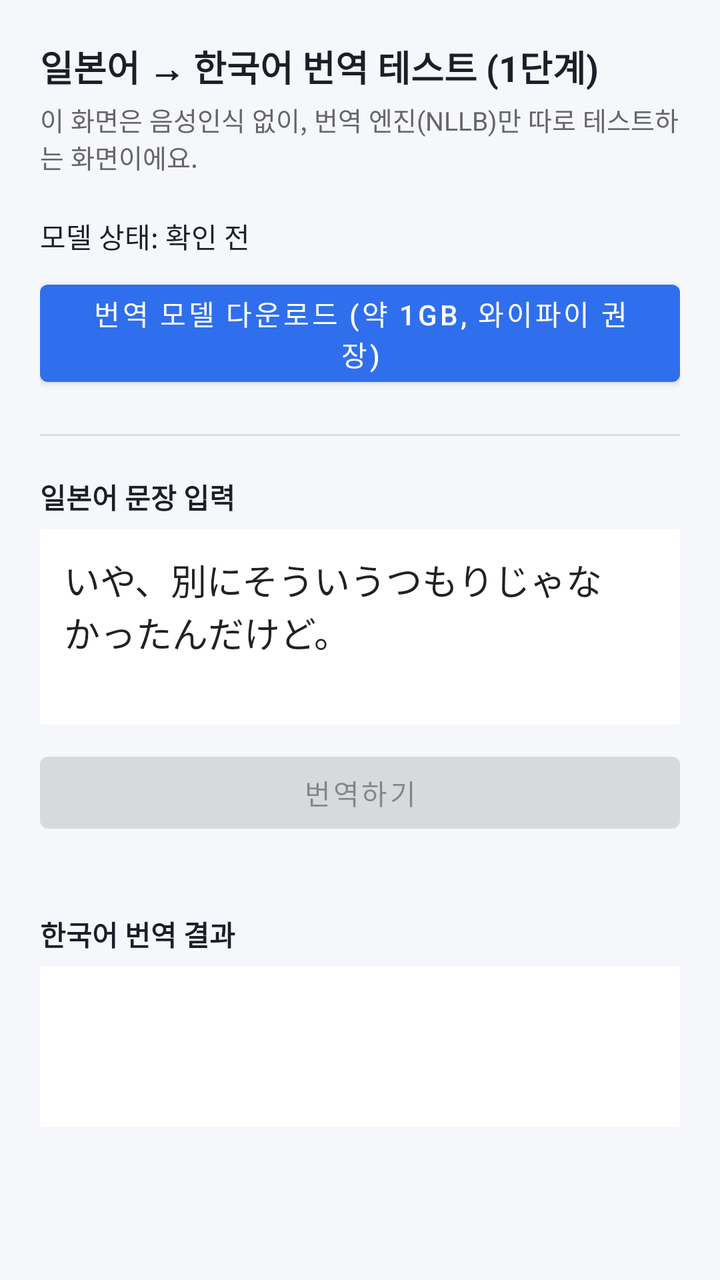
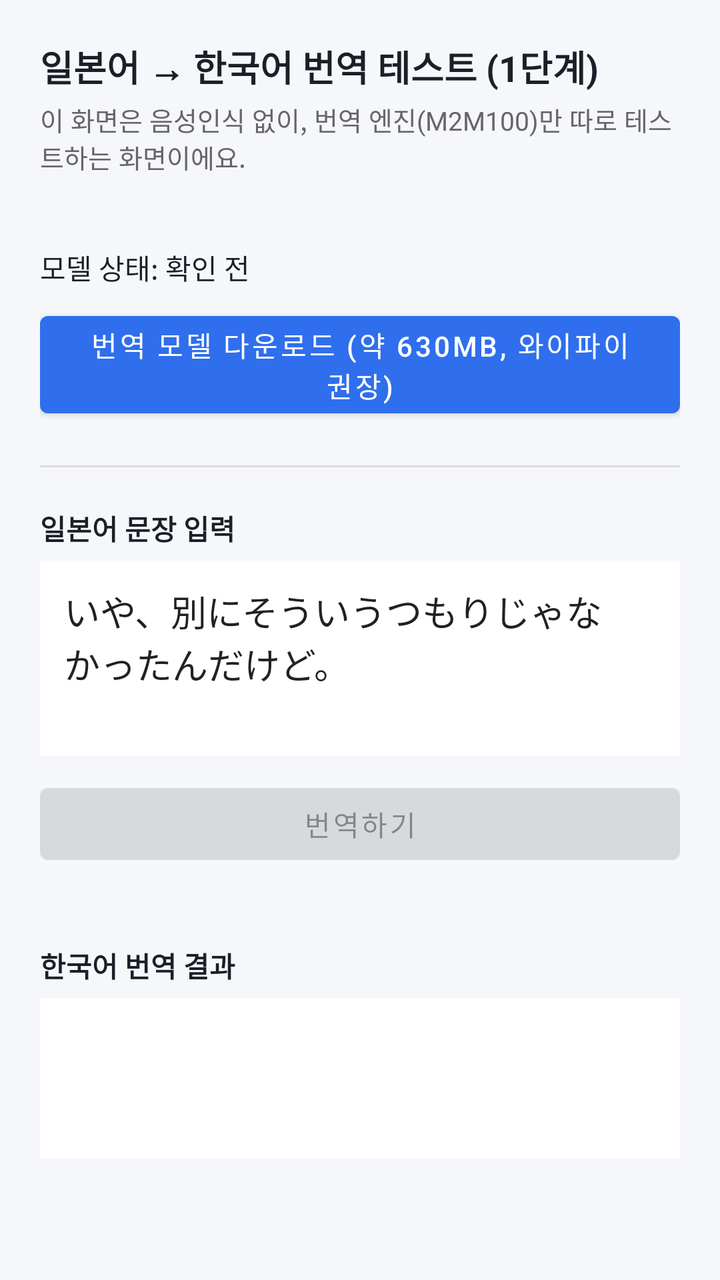

Two renders of the same Android screen: before a commit and after it. Below are the layout's source before the change and the commit's diff.
<!-- AndroidManifest.xml: application theme Theme.NllbTest -->
<!-- res/layout/activity_main.xml -->
<?xml version="1.0" encoding="utf-8"?>
<ScrollView xmlns:android="http://schemas.android.com/apk/res/android"
    android:layout_width="match_parent"
    android:layout_height="match_parent"
    android:fillViewport="true">

    <LinearLayout
        android:layout_width="match_parent"
        android:layout_height="wrap_content"
        android:orientation="vertical"
        android:padding="20dp">

        <TextView
            android:layout_width="wrap_content"
            android:layout_height="wrap_content"
            android:text="일본어 → 한국어 번역 테스트 (1단계)"
            android:textColor="@color/text_dark"
            android:textSize="18sp"
            android:textStyle="bold" />

        <TextView
            android:layout_width="wrap_content"
            android:layout_height="wrap_content"
            android:layout_marginTop="4dp"
            android:text="이 화면은 음성인식 없이, 번역 엔진(NLLB)만 따로 테스트하는 화면이에요."
            android:textColor="#666666"
            android:textSize="13sp" />

        
        <TextView
            android:id="@+id/textModelStatus"
            android:layout_width="wrap_content"
            android:layout_height="wrap_content"
            android:layout_marginTop="20dp"
            android:text="모델 상태: 확인 전"
            android:textColor="@color/text_dark"
            android:textSize="14sp" />

        <ProgressBar
            android:id="@+id/progressDownload"
            style="?android:attr/progressBarStyleHorizontal"
            android:layout_width="match_parent"
            android:layout_height="wrap_content"
            android:layout_marginTop="8dp"
            android:max="100"
            android:progress="0"
            android:visibility="gone" />

        <Button
            android:id="@+id/btnDownloadModel"
            android:layout_width="match_parent"
            android:layout_height="wrap_content"
            android:layout_marginTop="8dp"
            android:text="번역 모델 다운로드 (약 1GB, 와이파이 권장)" />

        <View
            android:layout_width="match_parent"
            android:layout_height="1dp"
            android:layout_marginTop="20dp"
            android:layout_marginBottom="20dp"
            android:background="#DDDDDD" />

        
        <TextView
            android:layout_width="wrap_content"
            android:layout_height="wrap_content"
            android:text="일본어 문장 입력"
            android:textColor="@color/text_dark"
            android:textSize="14sp"
            android:textStyle="bold" />

        <EditText
            android:id="@+id/editInput"
            android:layout_width="match_parent"
            android:layout_height="wrap_content"
            android:layout_marginTop="6dp"
            android:background="#FFFFFF"
            android:gravity="top"
            android:hint="여기에 일본어 문장을 입력하세요"
            android:inputType="textMultiLine"
            android:minLines="3"
            android:padding="12dp"
            android:text="いや、別にそういうつもりじゃなかったんだけど。" />

        <Button
            android:id="@+id/btnTranslate"
            android:layout_width="match_parent"
            android:layout_height="wrap_content"
            android:layout_marginTop="10dp"
            android:enabled="false"
            android:text="번역하기" />

        <TextView
            android:id="@+id/textTiming"
            android:layout_width="wrap_content"
            android:layout_height="wrap_content"
            android:layout_marginTop="10dp"
            android:text=""
            android:textColor="#888888"
            android:textSize="12sp" />

        <TextView
            android:layout_width="wrap_content"
            android:layout_height="wrap_content"
            android:layout_marginTop="10dp"
            android:text="한국어 번역 결과"
            android:textColor="@color/text_dark"
            android:textSize="14sp"
            android:textStyle="bold" />

        <TextView
            android:id="@+id/textOutput"
            android:layout_width="match_parent"
            android:layout_height="wrap_content"
            android:layout_marginTop="6dp"
            android:background="#FFFFFF"
            android:minHeight="80dp"
            android:padding="12dp"
            android:text=""
            android:textColor="@color/text_dark"
            android:textSize="16sp" />

    </LinearLayout>
</ScrollView>
<!-- resources referenced by this layout -->
<resources>
  <color name="text_dark">#1B1F27</color>
  <style name="Theme.NllbTest" parent="Theme.MaterialComponents.DayNight.NoActionBar">
          <item name="colorPrimary">@color/brand_primary</item>
          <item name="colorPrimaryDark">@color/brand_primary_dark</item>
          <item name="android:windowBackground">@color/bg_light</item>
      </style>
  <color name="brand_primary">#2F6FED</color>
  <color name="brand_primary_dark">#1E4FBF</color>
  <color name="bg_light">#F5F7FB</color>
</resources>

<!-- the commit's change to res/layout/activity_main.xml (unified diff, before → after) -->
@@ -22,9 +22,18 @@
             android:layout_width="wrap_content"
             android:layout_height="wrap_content"
             android:layout_marginTop="4dp"
-            android:text="이 화면은 음성인식 없이, 번역 엔진(NLLB)만 따로 테스트하는 화면이에요."
+            android:text="이 화면은 음성인식 없이, 번역 엔진(M2M100)만 따로 테스트하는 화면이에요."
             android:textColor="#666666"
             android:textSize="13sp" />
+
+        <TextView
+            android:id="@+id/textBuildInfo"
+            android:layout_width="wrap_content"
+            android:layout_height="wrap_content"
+            android:layout_marginTop="2dp"
+            android:text=""
+            android:textColor="#AAAAAA"
+            android:textSize="10sp" />
 
         
         <TextView
@@ -51,7 +60,7 @@
             android:layout_width="match_parent"
             android:layout_height="wrap_content"
             android:layout_marginTop="8dp"
-            android:text="번역 모델 다운로드 (약 1GB, 와이파이 권장)" />
+            android:text="번역 모델 다운로드 (약 630MB, 와이파이 권장)" />
 
         <View
             android:layout_width="match_parent"
